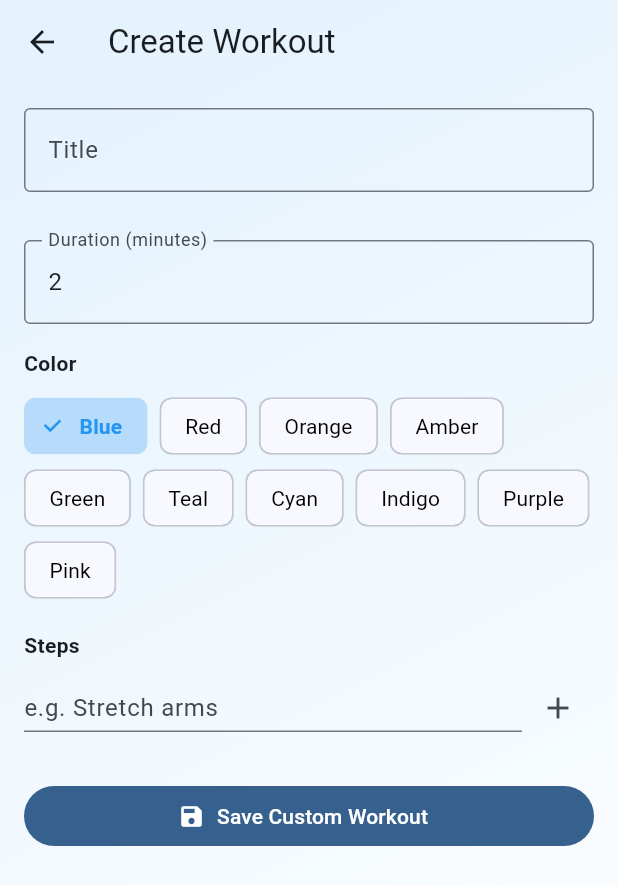
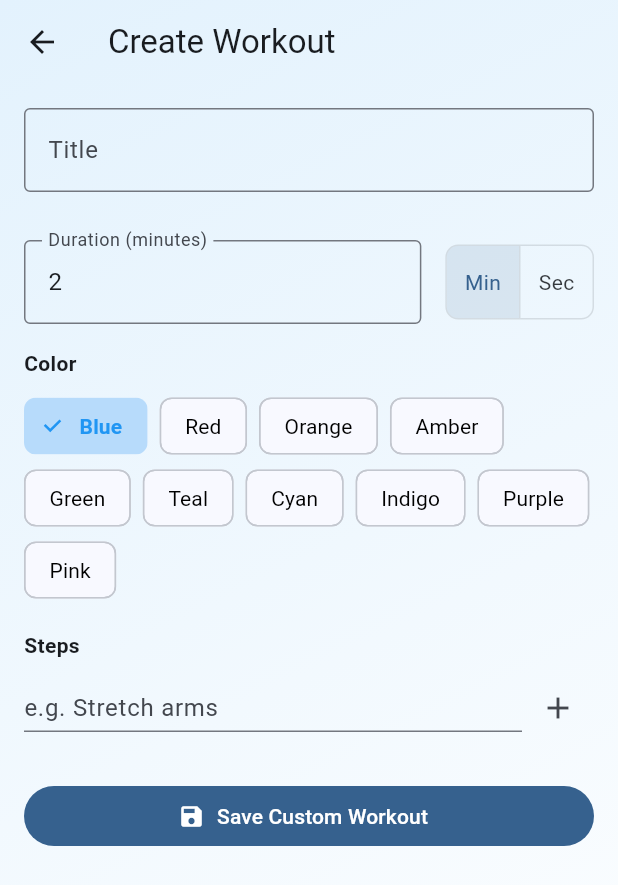
Before and after one commit to kranthiAnu/DeskFlow, a Flutter app: the screen it shows after launch, after a tap on the "add" icon, on a phone screen of 412 x 824 dp. Shown: the top 885 px of the screen. Run offline on Flutter 3.47's test engine with Material 3 defaults, Android fonts, the phone set to English and light mode, and no system bars; our stand-ins replace flutter_local_notifications, shared_preferences, timezone.

Commit message:
update screens
Update

```diff
--- a/lib/screens/create_workout_screen.dart
+++ b/lib/screens/create_workout_screen.dart
@@ -15,6 +15,7 @@ class _CreateWorkoutScreenState extends State<CreateWorkoutScreen> {
   final _durationController = TextEditingController(text: '2');
   final _stepController = TextEditingController();
 
+  bool _isMinutes = true;
   final List<String> _steps = [];
   Color _selectedColor = Colors.blue;
 
@@ -48,10 +49,18 @@ class _CreateWorkoutScreenState extends State<CreateWorkoutScreen> {
 
   Future<void> _save() async {
     if (_formKey.currentState!.validate() && _steps.isNotEmpty) {
-      final minutes = double.tryParse(_durationController.text) ?? 2.0;
-      final seconds = (minutes * 60).round();
-      // Simple XP calculation: 10 XP per minute
-      final xp = minutes.ceil() * 10;
+      final inputVal = double.tryParse(_durationController.text) ?? 0.0;
+
+      final int seconds;
+      final int xp;
+
+      if (_isMinutes) {
+        seconds = (inputVal * 60).round();
+        xp = inputVal.ceil() * 10;
+      } else {
+        seconds = inputVal.round();
+        xp = (seconds / 60).ceil() * 10; // 10 XP per minute equivalent
+      }
 
       final workout = Workout(
         title: _titleController.text.trim(),
@@ -90,14 +99,37 @@ class _CreateWorkoutScreenState extends State<CreateWorkoutScreen> {
             ),
             const SizedBox(height: 16),
             const SizedBox(height: 16),
-            TextFormField(
-              controller: _durationController,
-              decoration: const InputDecoration(labelText: 'Duration (minutes)', border: OutlineInputBorder()),
-              keyboardType: TextInputType.number,
-              validator: (v) {
-                 final n = double.tryParse(v ?? '');
-                 return (n == null || n <= 0) ? 'Valid minutes required' : null;
-              },
+            Row(
+              children: [
+                Expanded(
+                  child: TextFormField(
+                    controller: _durationController,
+                    decoration: InputDecoration(
+                      labelText: _isMinutes ? 'Duration (minutes)' : 'Duration (seconds)',
+                      border: const OutlineInputBorder(),
+                    ),
+                    keyboardType: TextInputType.number,
+                    validator: (v) {
+                       final n = double.tryParse(v ?? '');
+                       return (n == null || n <= 0) ? 'Valid number required' : null;
+                    },
+                  ),
+                ),
+                const SizedBox(width: 16),
+                ToggleButtons(
+                  isSelected: [_isMinutes, !_isMinutes],
+                  onPressed: (index) {
+                    setState(() {
+                      _isMinutes = index == 0;
+                    });
+                  },
+                  borderRadius: BorderRadius.circular(8),
+                  children: const [
+                    Padding(padding: EdgeInsets.symmetric(horizontal: 12), child: Text('Min')),
+                    Padding(padding: EdgeInsets.symmetric(horizontal: 12), child: Text('Sec')),
+                  ],
+                ),
+              ],
             ),
             const SizedBox(height: 16),
             const Text('Color', style: TextStyle(fontWeight: FontWeight.bold)),
--- a/lib/screens/home_screen.dart
+++ b/lib/screens/home_screen.dart
@@ -186,6 +186,26 @@ class _HomeScreenState extends State<HomeScreen> {
                           Text('⭐ XP: $xp'),
                           Text('🎯 Goal: $breaksToday / 3 breaks'),
                           const SizedBox(height: 8),
+                          Builder(
+                            builder: (context) {
+                              String stressLevel = 'High';
+                              Color stressColor = Colors.red;
+                              if (breaksToday >= 3) {
+                                stressLevel = 'Low';
+                                stressColor = Colors.green;
+                              } else if (breaksToday >= 1) {
+                                stressLevel = 'Moderate';
+                                stressColor = Colors.orange;
+                              }
+                              return Row(
+                                children: [
+                                  const Text('Stress Level: '),
+                                  Text(stressLevel, style: TextStyle(fontWeight: FontWeight.bold, color: stressColor)),
+                                ],
+                              );
+                            }
+                          ),
+                          const SizedBox(height: 8),
                           Text(
                             'Next break in: ${_mmss(nextBreak)}',
                             style: const TextStyle(fontWeight: FontWeight.bold, color: Colors.blue),
@@ -228,11 +248,45 @@ class _HomeScreenState extends State<HomeScreen> {
                           Icon(w.icon, size: 28, color: w.color ?? Colors.blue),
                           const SizedBox(width: 8),
                         ],
-                        Text(
-                          w.title,
-                          style: const TextStyle(
-                              fontSize: 18, fontWeight: FontWeight.bold),
+                        Expanded(
+                          child: Text(
+                            w.title,
+                            style: const TextStyle(
+                                fontSize: 18, fontWeight: FontWeight.bold),
+                          ),
                         ),
+                        if (mixedWorkouts.indexOf(w) >= allWorkouts.length)
+                           IconButton(
+                             icon: const Icon(Icons.delete_outline, color: Colors.red),
+                             tooltip: 'Delete custom workout',
+                             onPressed: () async {
+                               final confirm = await showDialog<bool>(
+                                 context: context,
+                                 builder: (_) => AlertDialog(
+                                   title: const Text('Delete Workout?'),
+                                   content: Text('Delete "${w.title}"?'),
+                                   actions: [
+                                     TextButton(onPressed: () => Navigator.pop(context, false), child: const Text('Cancel')),
+                                     TextButton(onPressed: () => Navigator.pop(context, true), child: const Text('Delete', style: TextStyle(color: Colors.red))),
+                                   ],
+                                 ),
+                               );
+
+                               if (confirm == true) {
+                                 // Calculate index in custom list
+                                 // mixedWorkouts = [defaults..., customs...]
+                                 // So index in customs = indexInMixed - defaults.length
+                                 final idx = mixedWorkouts.indexOf(w) - allWorkouts.length;
+                                 if (idx >= 0) {
+                                   await PreferencesService.instance.removeCustomWorkout(idx);
+                                   _reloadWorkouts(); // this will reload mixedWorkouts
+                                   _pickRandomWorkout();
+                                   if (!mounted) return;
+                                   ScaffoldMessenger.of(context).showSnackBar(const SnackBar(content: Text('Workout deleted')));
+                                 }
+                               }
+                             },
+                           ),
                       ],
                     ),
                     const SizedBox(height: 6),
```
